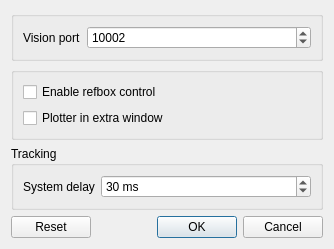
The window that src/gui/configdialog.ui (robotics-erlangen/autoref) describes before a commit, drawn with Qt 5.
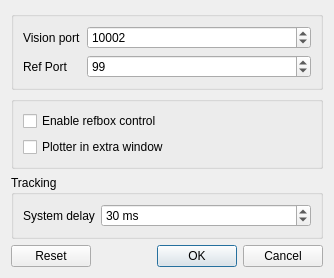
The same window after the commit.

Commit message: Configurable referee port

Patch:
```diff
--- a/src/gui/configdialog.ui
+++ b/src/gui/configdialog.ui
@@ -37,6 +37,26 @@
         </property>
        </widget>
       </item>
+      <item row="1" column="0">
+       <widget class="QLabel" name="label_6">
+        <property name="text">
+         <string>Ref Port</string>
+        </property>
+       </widget>
+      </item>
+      <item row="1" column="1">
+       <widget class="QSpinBox" name="refPort">
+        <property name="minimum">
+         <number>1</number>
+        </property>
+        <property name="maximum">
+         <number>65535</number>
+        </property>
+        <property name="value">
+         <number>99</number>
+        </property>
+       </widget>
+      </item>
      </layout>
     </widget>
    </item>
```
The commit also changes 3 other files.
